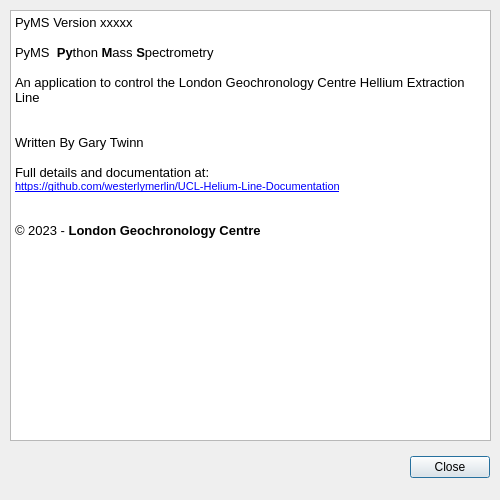
Qt form UI Resources/about.ui (westerlymerlin/UCL-PYMS) before a commit.
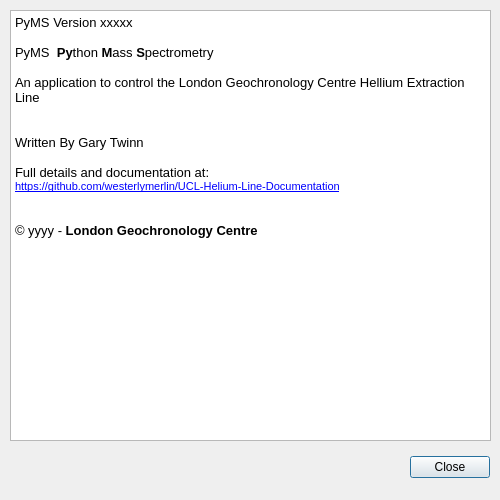
The same form after that commit. Icons and pictures are not drawn.

What changed in the file:
```diff
--- a/UI Resources/about.ui
+++ b/UI Resources/about.ui
@@ -89,8 +89,11 @@
    </property>
    <property name="html">
     <string>&lt;!DOCTYPE HTML PUBLIC &quot;-//W3C//DTD HTML 4.0//EN&quot; &quot;http://www.w3.org/TR/REC-html40/strict.dtd&quot;&gt;
-&lt;html&gt;&lt;head&gt;&lt;meta name=&quot;qrichtext&quot; content=&quot;1&quot; /&gt;&lt;style type=&quot;text/css&quot;&gt;
+&lt;html&gt;&lt;head&gt;&lt;meta name=&quot;qrichtext&quot; content=&quot;1&quot; /&gt;&lt;meta charset=&quot;utf-8&quot; /&gt;&lt;style type=&quot;text/css&quot;&gt;
 p, li { white-space: pre-wrap; }
+hr { height: 1px; border-width: 0; }
+li.unchecked::marker { content: &quot;\2610&quot;; }
+li.checked::marker { content: &quot;\2612&quot;; }
 &lt;/style&gt;&lt;/head&gt;&lt;body style=&quot; font-family:'Segoe UI'; font-size:10pt; font-weight:400; font-style:normal;&quot;&gt;
 &lt;p style=&quot; margin-top:0px; margin-bottom:0px; margin-left:0px; margin-right:0px; -qt-block-indent:0; text-indent:0px;&quot;&gt;PyMS Version xxxxx&lt;/p&gt;
 &lt;p style=&quot;-qt-paragraph-type:empty; margin-top:0px; margin-bottom:0px; margin-left:0px; margin-right:0px; -qt-block-indent:0; text-indent:0px;&quot;&gt;&lt;br /&gt;&lt;/p&gt;
@@ -104,7 +107,7 @@
 &lt;p style=&quot; margin-top:0px; margin-bottom:0px; margin-left:0px; margin-right:0px; -qt-block-indent:0; text-indent:0px;&quot;&gt;&lt;a href=&quot;https://github.com/westerlymerlin/UCL-Helium-Line-Documentation&quot;&gt;&lt;span style=&quot; font-family:'MS Shell Dlg 2'; font-size:8pt; text-decoration: underline; color:#0000ff;&quot;&gt;https://github.com/westerlymerlin/UCL-Helium-Line-Documentation&lt;/span&gt;&lt;/a&gt;&lt;/p&gt;
 &lt;p style=&quot;-qt-paragraph-type:empty; margin-top:0px; margin-bottom:0px; margin-left:0px; margin-right:0px; -qt-block-indent:0; text-indent:0px; text-decoration: underline; color:#0000ff;&quot;&gt;&lt;br /&gt;&lt;/p&gt;
 &lt;p style=&quot;-qt-paragraph-type:empty; margin-top:0px; margin-bottom:0px; margin-left:0px; margin-right:0px; -qt-block-indent:0; text-indent:0px; text-decoration: underline; color:#0000ff;&quot;&gt;&lt;br /&gt;&lt;/p&gt;
-&lt;p style=&quot; margin-top:0px; margin-bottom:0px; margin-left:0px; margin-right:0px; -qt-block-indent:0; text-indent:0px;&quot;&gt;© 2023 - &lt;span style=&quot; font-weight:600;&quot;&gt;London Geochronology Centre &lt;/span&gt;&lt;/p&gt;
+&lt;p style=&quot; margin-top:0px; margin-bottom:0px; margin-left:0px; margin-right:0px; -qt-block-indent:0; text-indent:0px;&quot;&gt;© yyyy - &lt;span style=&quot; font-weight:600;&quot;&gt;London Geochronology Centre &lt;/span&gt;&lt;/p&gt;
 &lt;p style=&quot;-qt-paragraph-type:empty; margin-top:0px; margin-bottom:0px; margin-left:0px; margin-right:0px; -qt-block-indent:0; text-indent:0px;&quot;&gt;&lt;br /&gt;&lt;/p&gt;
 &lt;p style=&quot;-qt-paragraph-type:empty; margin-top:0px; margin-bottom:0px; margin-left:0px; margin-right:0px; -qt-block-indent:0; text-indent:0px; font-family:'MS Shell Dlg 2'; font-size:9pt;&quot;&gt;&lt;br /&gt;&lt;/p&gt;&lt;/body&gt;&lt;/html&gt;</string>
    </property>
```
